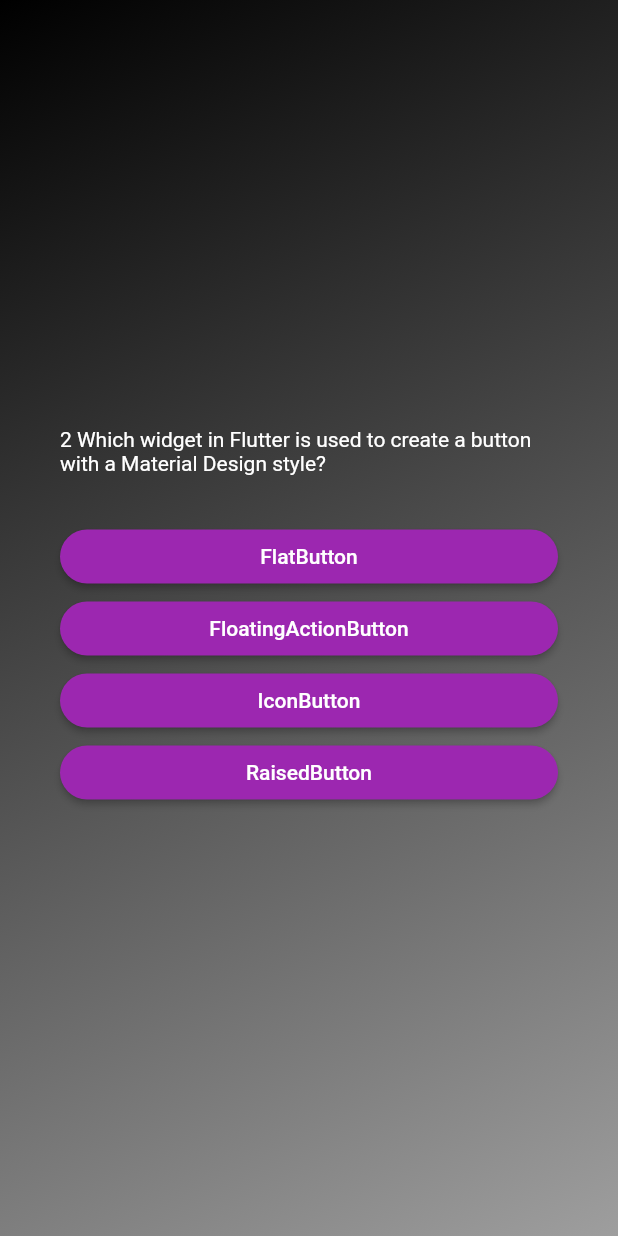
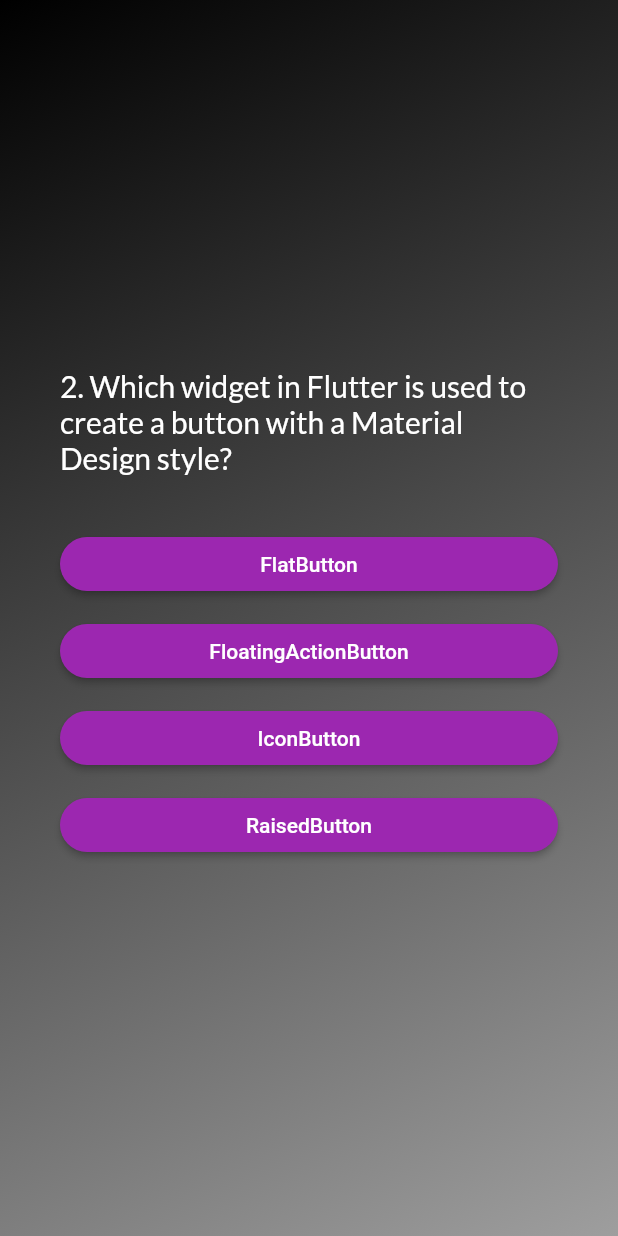
Before and after one commit to AmalNaroth/Quiz_App_Flutter, a Flutter app: the screen it shows after launch, after a tap on "Start Quiz", after a tap on "JavaScript", on a phone screen of 412 x 824 dp. Run offline on Flutter 3.47's test engine with Material 2 defaults, Android fonts, the phone set to English and light mode, and no system bars; our stand-ins replace gap, google_fonts.

```diff
--- a/lib/button_widget.dart
+++ b/lib/button_widget.dart
@@ -9,7 +9,9 @@ class CustomElivatedButton extends StatelessWidget {
 
   @override
   Widget build(BuildContext context) {
-    return ElevatedButton(
+    return Padding(
+      padding: const EdgeInsets.symmetric(vertical: 5),
+      child: ElevatedButton(
         style: ElevatedButton.styleFrom(
           padding: EdgeInsets.symmetric(vertical: 10,horizontal: 40),
           backgroundColor: Colors.purple,
@@ -19,6 +21,7 @@ class CustomElivatedButton extends StatelessWidget {
         ),
         onPressed: callTheFunction,
         child: Text(text,textAlign: TextAlign.center,),
+      ),
     );
   }
 }
--- a/lib/data/question_data.dart
+++ b/lib/data/question_data.dart
@@ -73,4 +73,13 @@ const questions = [
       "To update the app's dependencies."
     ],
   ),
+  QuizQuestions(
+    question: "Which package can be used for state management in Flutter to share data between widgets?",
+    answers: [
+      "provider",
+      "http",
+      "dio",
+      "firebase",
+    ],
+  ),
 ];
--- a/lib/main.dart
+++ b/lib/main.dart
@@ -1,8 +1,10 @@
 import 'package:flutter/material.dart';
+import 'package:quiz_app/data/question_data.dart';
 import 'package:quiz_app/question_screen.dart';
+import 'package:quiz_app/result_screen.dart';
 import 'package:quiz_app/start_screen.dart';
 
-void main(){
+void main() {
   runApp(const Quiz());
 }
 
@@ -14,38 +16,54 @@ class Quiz extends StatefulWidget {
 }
 
 class _QuizState extends State<Quiz> {
+   List<String> selectedAnswers = [];
+
   var activeScreen = "Start-screen";
 
-
-  void changeScreen(){
+  void changeScreen() {
     setState(() {
       activeScreen = "Question-screen";
     });
   }
+
+  void chooseAnswers(String answer) {
+    selectedAnswers.add(answer);
+    if (selectedAnswers.length == questions.length) {
+      activeScreen = "Result-screen";
+    }
+    setState(() {});
+    print(selectedAnswers.join(" "));
+  }
+
   @override
   Widget build(BuildContext context) {
     Widget screenWidget = StartScreen(changeScreen);
-    if(activeScreen=="Question-screen"){
-      screenWidget=const QuestionScreen();
+    if (activeScreen == "Question-screen") {
+      screenWidget = QuestionScreen(
+        onSelectAnswer: chooseAnswers,
+      );
     }
-    return  MaterialApp(
+     if(activeScreen=="Result-screen"){
+      screenWidget=ResultScreen(choosenAnswers: selectedAnswers,);
+      //selectedAnswers.clear();
+  }
+    return MaterialApp(
       debugShowCheckedModeBanner: false,
       title: "Quiz_app",
       theme: ThemeData(
-        textTheme: TextTheme(
+          textTheme: const TextTheme(
               bodyLarge: TextStyle(color: Colors.white),
               bodySmall: TextStyle(color: Colors.white),
-          bodyMedium: TextStyle(color: Colors.white)
-        )
-      ),
+              bodyMedium: TextStyle(color: Colors.white))),
       home: Scaffold(
         backgroundColor: Colors.black,
         body: Container(
-        decoration: BoxDecoration(
+            decoration: const BoxDecoration(
               gradient: LinearGradient(colors: [
                 Colors.black,
                 Colors.grey,
-        ], begin: Alignment.topLeft, end: Alignment.bottomRight)),
+              ], begin: Alignment.topLeft, end: Alignment.bottomRight),
+            ),
             child: screenWidget),
       ),
     );
--- a/lib/question_screen.dart
+++ b/lib/question_screen.dart
@@ -1,10 +1,13 @@
 import 'package:flutter/material.dart';
 import 'package:gap/gap.dart';
+import 'package:google_fonts/google_fonts.dart';
 import 'package:quiz_app/button_widget.dart';
 import 'package:quiz_app/data/question_data.dart';
 
 class QuestionScreen extends StatefulWidget {
-  const QuestionScreen({super.key});
+  QuestionScreen({super.key, required this.onSelectAnswer});
+
+  final void Function(String answer) onSelectAnswer;
 
   @override
   State<QuestionScreen> createState() => _QuestionScreenState();
@@ -12,12 +15,10 @@ class QuestionScreen extends StatefulWidget {
 
 class _QuestionScreenState extends State<QuestionScreen> {
   int currentQuestionIndex = 0;
-
-  void answerQuestion() {
-    if (currentQuestionIndex < questions.length - 1) {
-      currentQuestionIndex++;
+  void answerQuestion(String answer) {
+    widget.onSelectAnswer(answer);
+    currentQuestionIndex++;
       setState(() {});
-    }
   }
 
   @override
@@ -27,16 +28,19 @@ class _QuestionScreenState extends State<QuestionScreen> {
       //width: double.infinity,
       child: Container(
         // margin: EdgeInsets.all(20),
-        padding: EdgeInsets.all(40),
+        padding: const EdgeInsets.all(40),
         child: Column(
           crossAxisAlignment: CrossAxisAlignment.stretch,
           mainAxisAlignment: MainAxisAlignment.center,
           children: [
-            Text("${currentQuestionIndex + 1} ${qA1.question}",
-                textAlign: TextAlign.start),
+            Text(
+              "${currentQuestionIndex + 1}. ${qA1.question}",
+              textAlign: TextAlign.start,
+              style: GoogleFonts.lato(fontSize: 20),
+            ),
             const Gap(30),
             ...qA1.getShuffledAnswers().map((e) {
-              return CustomElivatedButton(e, callTheFunction: answerQuestion);
+              return CustomElivatedButton(e, callTheFunction: () => answerQuestion(e),);
             })
           ],
         ),
--- a/lib/start_screen.dart
+++ b/lib/start_screen.dart
@@ -1,8 +1,12 @@
 import 'package:flutter/material.dart';
 import 'package:gap/gap.dart';
+import 'package:google_fonts/google_fonts.dart';
 
 class StartScreen extends StatelessWidget {
-   StartScreen(this.startQuiz,{super.key,});
+  const StartScreen(
+    this.startQuiz, {
+    super.key,
+  });
 
   final void Function() startQuiz;
 
@@ -16,24 +20,22 @@ class StartScreen extends StatelessWidget {
             "assets/images/quiz-logo.png",
             width: 300,
           ),
-              Gap(60),
+          const Gap(60),
           Text(
             "Learn flutter the fun way!",
-                style: TextStyle(
-                    color: Colors.white,
-                    fontSize: 25,
-                    fontWeight: FontWeight.bold),
+            style: GoogleFonts.dancingScript(
+                color: Colors.white, fontSize: 25, fontWeight: FontWeight.bold,),
           ),
-              Gap(30),
+          const Gap(30),
           ElevatedButton.icon(
             onPressed: startQuiz,
-                label: Text("Start Quiz"),
-                icon: Icon(Icons.arrow_right_alt),
+            label: const Text("Start Quiz"),
+            icon: const Icon(Icons.arrow_right_alt),
             style: ElevatedButton.styleFrom(
-                    textStyle: TextStyle(fontSize: 15),
-                    padding: EdgeInsets.all(15),
+                textStyle: const TextStyle(fontSize: 15),
+                padding: const EdgeInsets.all(15),
                 backgroundColor: Colors.black,
-                    shape: RoundedRectangleBorder(
+                shape: const RoundedRectangleBorder(
                     borderRadius: BorderRadius.all(Radius.circular(20)),
                     side: BorderSide(
                       color: Colors.white,
```
Also changed, not shown: lib/questions_summery.dart (added, +43 -0 lines), lib/result_screen.dart (added, +42 -0 lines). Lines whose indentation alone changed are shown as unchanged.
